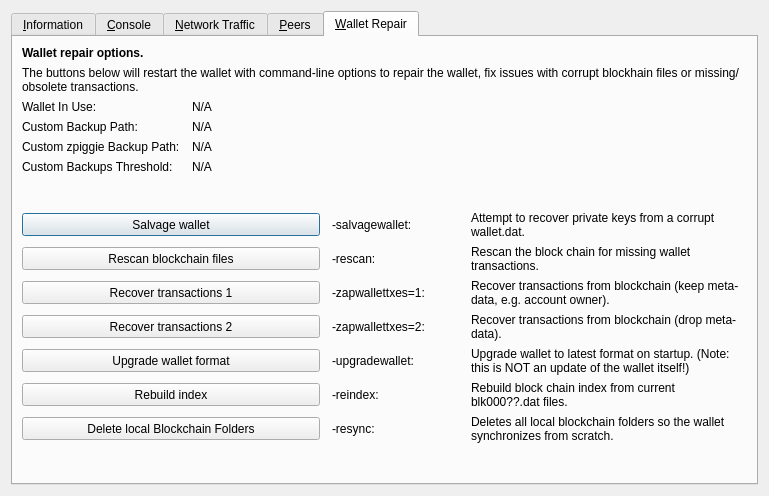
First picture: the form in src/qt/forms/rpcconsole.ui, repository masternodesbiz/PIGGIE, before the edit.
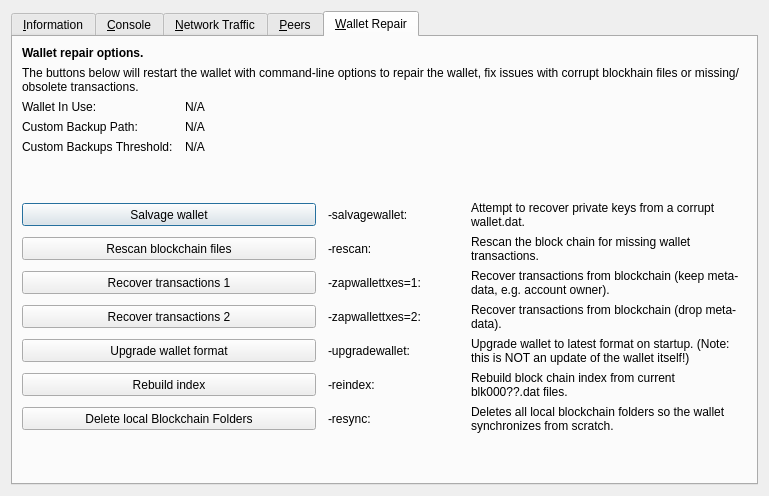
Second picture: the form after the edit. The open tabs and pages were chosen to show the change. Icons and pictures are not drawn. Custom widgets are drawn as their Qt base class.

The edit to the form file:
```diff
--- a/src/qt/forms/rpcconsole.ui
+++ b/src/qt/forms/rpcconsole.ui
@@ -1327,35 +1327,6 @@
          </property>
         </widget>
        </item>
-       <item row="4" column="0">
-        <widget class="QLabel" name="wallet_customzpiggiebackuppath_label">
-         <property name="visible">
-          <bool>false</bool>
-         </property>
-         <property name="text">
-          <string>Custom zpiggie Backup Path:</string>
-         </property>
-        </widget>
-       </item>
-       <item row="4" column="1" colspan="3">
-        <widget class="QLabel" name="wallet_customzpiggiebackuppath">
-         <property name="cursor">
-          <cursorShape>IBeamCursor</cursorShape>
-         </property>
-         <property name="visible">
-          <bool>false</bool>
-         </property>
-         <property name="text">
-          <string>N/A</string>
-         </property>
-         <property name="textFormat">
-          <enum>Qt::PlainText</enum>
-         </property>
-         <property name="textInteractionFlags">
-          <set>Qt::LinksAccessibleByMouse|Qt::TextSelectableByKeyboard|Qt::TextSelectableByMouse</set>
-         </property>
-        </widget>
-       </item>
        <item row="5" column="0">
         <widget class="QLabel" name="wallet_custombackupthreshold_label">
          <property name="visible">
```
Left out of the diff: 6 changed lines with no effect on the pictures.
